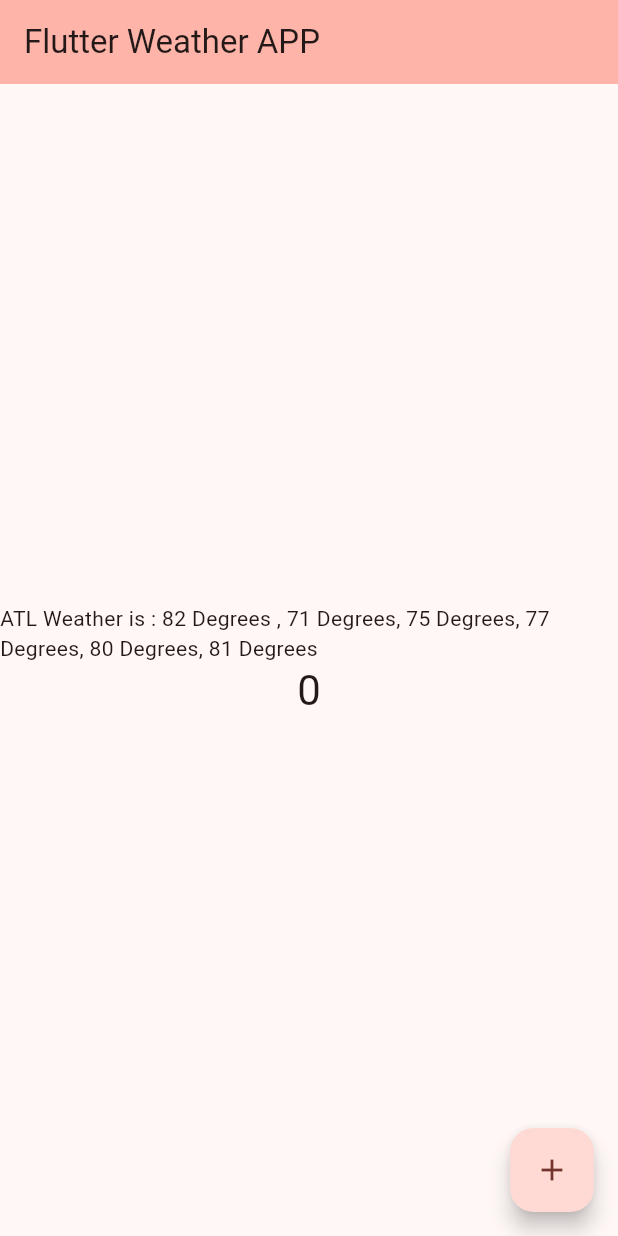
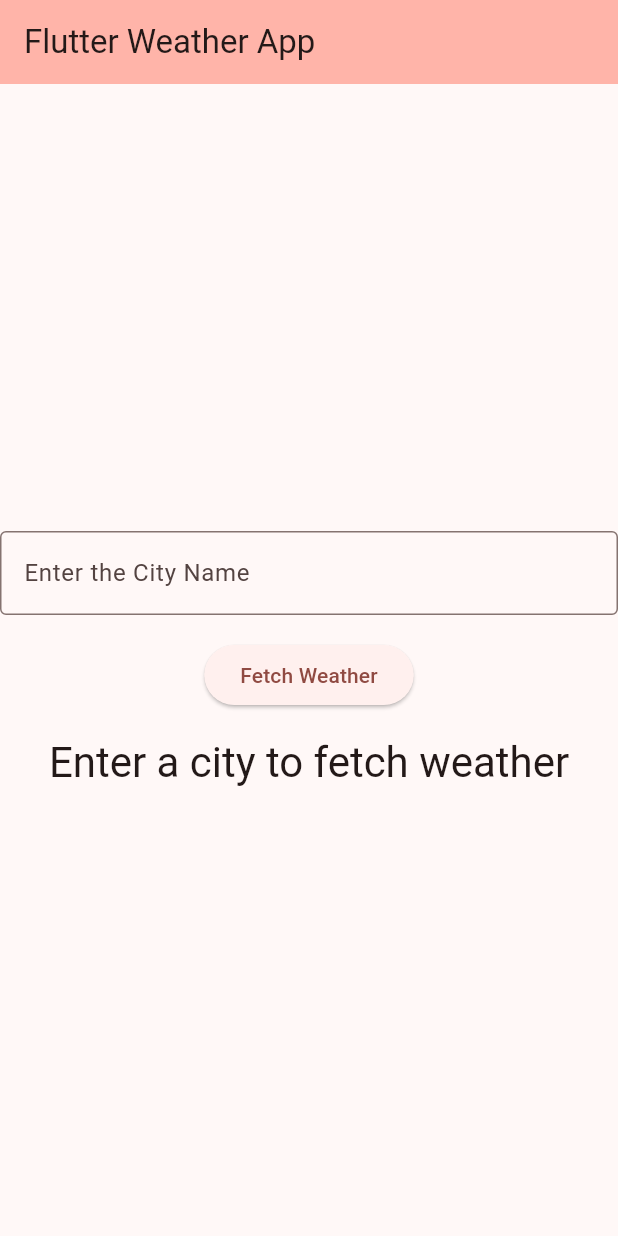
Before and after one commit to JohnPhamMobileApp/weather_info_app, a Flutter app: the screen it shows after launch, on a phone screen of 412 x 824 dp. Run offline on Flutter 3.47's test engine with Material 3 defaults, Android fonts, the phone set to English and light mode, and no system bars.

Commit message:
Basic UI with input field and button

```diff
--- a/lib/main.dart
+++ b/lib/main.dart
@@ -7,46 +7,21 @@ void main() {
 class MyApp extends StatelessWidget {
   const MyApp({super.key});
 
-  // This widget is the root of your application.
   @override
   Widget build(BuildContext context) {
     return MaterialApp(
       title: 'Flutter Weather App',
       theme: ThemeData(
-        // This is the theme of your application.
-        //
-        // TRY THIS: Try running your application with "flutter run". You'll see
-        // the application has a purple toolbar. Then, without quitting the app,
-        // try changing the seedColor in the colorScheme below to Colors.green
-        // and then invoke "hot reload" (save your changes or press the "hot
-        // reload" button in a Flutter-supported IDE, or press "r" if you used
-        // the command line to start the app).
-        //
-        // Notice that the counter didn't reset back to zero; the application
-        // state is not lost during the reload. To reset the state, use hot
-        // restart instead.
-        //
-        // This works for code too, not just values: Most code changes can be
-        // tested with just a hot reload.
         colorScheme: ColorScheme.fromSeed(seedColor: Colors.red),
         useMaterial3: true,
       ),
-      home: const MyHomePage(title: 'Flutter Weather APP'),
+      home: const MyHomePage(title: 'Flutter Weather App'),
     );
   }
 }
 
 class MyHomePage extends StatefulWidget {
   const MyHomePage({super.key, required this.title});
-
-  // This widget is the home page of your application. It is stateful, meaning
-  // that it has a State object (defined below) that contains fields that affect
-  // how it looks.
-
-  // This class is the configuration for the state. It holds the values (in this
-  // case the title) provided by the parent (in this case the App widget) and
-  // used by the build method of the State. Fields in a Widget subclass are
-  // always marked "final".
 
   final String title;
 
@@ -55,71 +30,51 @@ class MyHomePage extends StatefulWidget {
 }
 
 class _MyHomePageState extends State<MyHomePage> {
-  int _counter = 0;
+  String _cityName = '';
+  String _weatherData = 'Enter a city to fetch weather';
 
-  void _incrementCounter() {
+  final TextEditingController _controller = TextEditingController();
+
+  void _fetchWeather() {
     setState(() {
-      // This call to setState tells the Flutter framework that something has
-      // changed in this State, which causes it to rerun the build method below
-      // so that the display can reflect the updated values. If we changed
-      // _counter without calling setState(), then the build method would not be
-      // called again, and so nothing would appear to happen.
-      _counter++;
+      _cityName = _controller.text; // Fetch city name from input
+
+      _weatherData = 'Weather in $_cityName: 75 Degrees F, Raining '; // Placeholder data
     });
   }
 
   @override
   Widget build(BuildContext context) {
-    // This method is rerun every time setState is called, for instance as done
-    // by the _incrementCounter method above.
-    //
-    // The Flutter framework has been optimized to make rerunning build methods
-    // fast, so that you can just rebuild anything that needs updating rather
-    // than having to individually change instances of widgets.
     return Scaffold(
       appBar: AppBar(
-        // TRY THIS: Try changing the color here to a specific color (to
-        // Colors.amber, perhaps?) and trigger a hot reload to see the AppBar
-        // change color while the other colors stay the same.
         backgroundColor: Theme.of(context).colorScheme.inversePrimary,
-        // Here we take the value from the MyHomePage object that was created by
-        // the App.build method, and use it to set our appbar title.
         title: Text(widget.title),
       ),
       body: Center(
-        // Center is a layout widget. It takes a single child and positions it
-        // in the middle of the parent.
         child: Column(
-          // Column is also a layout widget. It takes a list of children and
-          // arranges them vertically. By default, it sizes itself to fit its
-          // children horizontally, and tries to be as tall as its parent.
-          //
-          // Column has various properties to control how it sizes itself and
-          // how it positions its children. Here we use mainAxisAlignment to
-          // center the children vertically; the main axis here is the vertical
-          // axis because Columns are vertical (the cross axis would be
-          // horizontal).
-          //
-          // TRY THIS: Invoke "debug painting" (choose the "Toggle Debug Paint"
-          // action in the IDE, or press "p" in the console), to see the
-          // wireframe for each widget.
           mainAxisAlignment: MainAxisAlignment.center,
           children: <Widget>[
-            const Text(
-              'ATL Weather is : 82 Degrees , 71 Degrees, 75 Degrees, 77 Degrees, 80 Degrees, 81 Degrees',
+            TextField(
+              controller: _controller,
+              decoration: InputDecoration(
+                labelText: 'Enter the City Name',
+                border: OutlineInputBorder(),
+              ),
             ),
+            const SizedBox(height: 16),
+            ElevatedButton(
+              onPressed: _fetchWeather,
+              child: const Text('Fetch Weather'),
+            ),
+            const SizedBox(height: 16),
             Text(
-              '$_counter',
+              _weatherData,
               style: Theme.of(context).textTheme.headlineMedium,
+              textAlign: TextAlign.center,
             ),
           ],
         ),
       ),
-      floatingActionButton: FloatingActionButton(
-        onPressed: _incrementCounter,
-        tooltip: 'Increment',
-        child: const Icon(Icons.add),
-      ), // This trailing comma makes auto-formatting nicer for build methods.
     );
   }
 }
```
